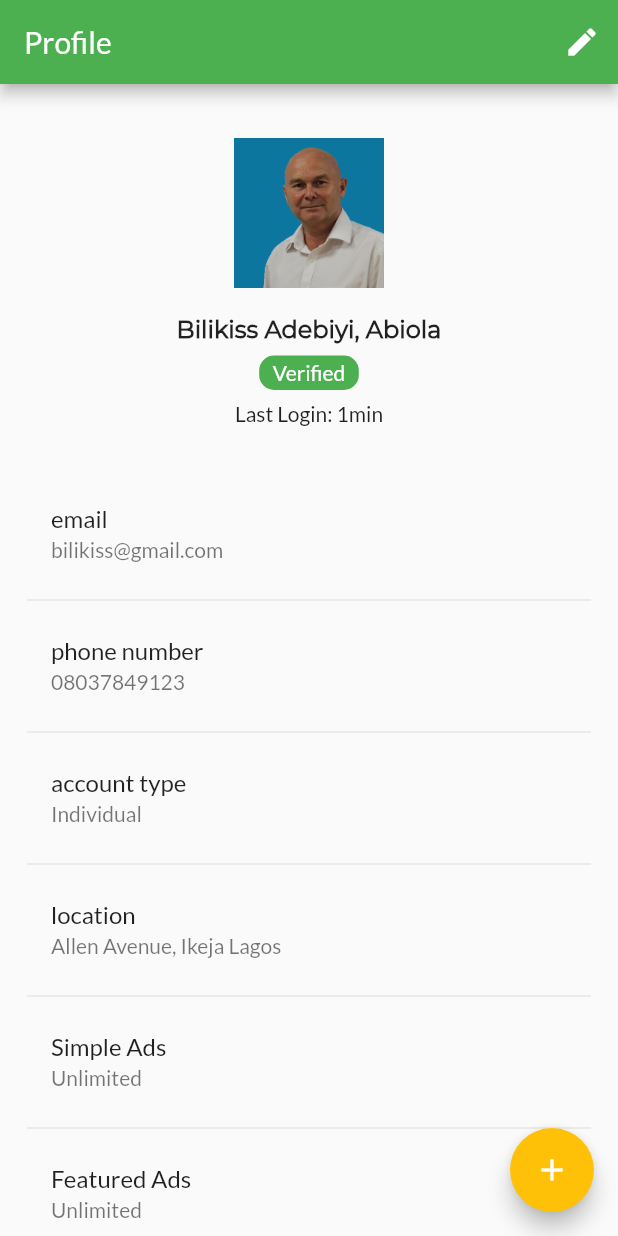
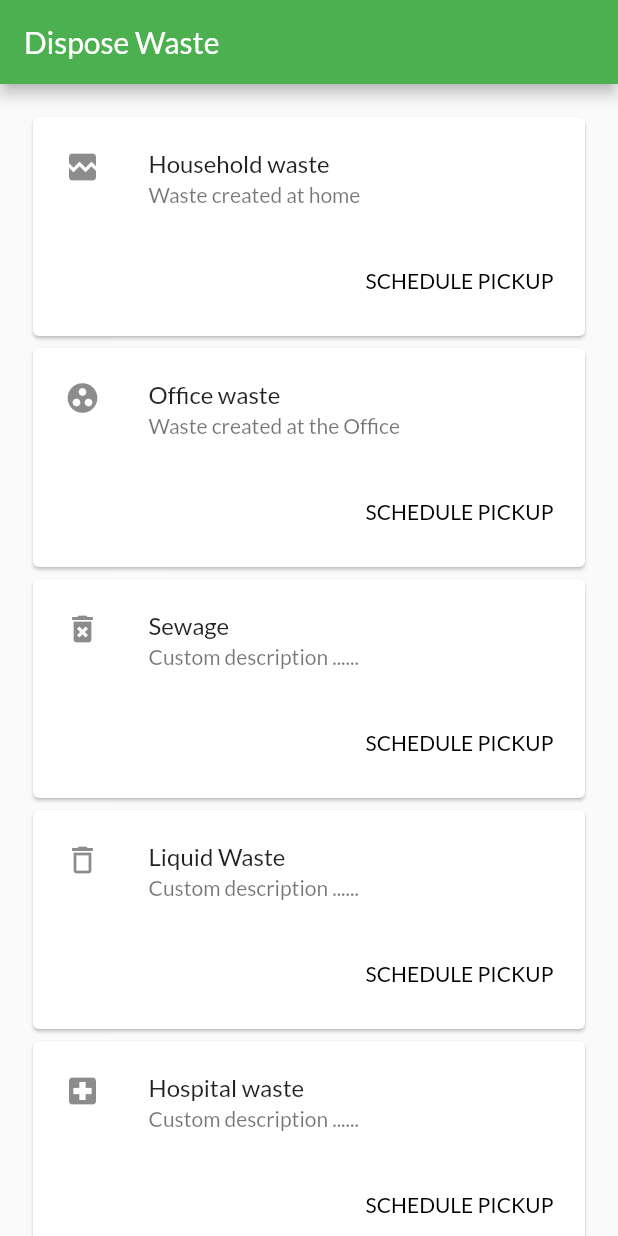
Before and after one commit to elishaking/waste_mx, a Flutter app: the screen it shows after launch, on a phone screen of 412 x 824 dp. Run offline on Flutter 3.47's test engine with Material 2 defaults, Android fonts, the phone set to English and light mode, and no system bars.

Commit message:
dispose waste

```diff
--- a/lib/main.dart
+++ b/lib/main.dart
@@ -5,6 +5,7 @@ import './pages/signup.dart';
 import './pages/home.dart';
 import './pages/search.dart';
 import './pages/profile.dart';
+import './pages/dispose_waste.dart';
 
 void main() => runApp(MyApp());
 
@@ -20,13 +21,14 @@ class MyApp extends StatelessWidget {
         buttonColor: Colors.amber,
         fontFamily: 'Lato'
       ),
-      home: ProfilePage(),
+      home: DisposeWastePage(),
       routes: {
         'login': (BuildContext context) => LoginPage(),
         'signup': (BuildContext context) => SignUpPage(),
         'home': (BuildContext context) => HomePage(),
         'search': (BuildContext context) => SearchPage(),
         'profile': (BuildContext context) => ProfilePage(),
+        'dispose_waste': (BuildContext context) => DisposeWastePage(),
       }
     );
   }
--- /dev/null
+++ b/lib/pages/dispose_waste.dart
@@ -0,0 +1,146 @@
+import 'package:flutter/material.dart';
+
+class DisposeWastePage extends StatelessWidget{
+  @override
+  Widget build(BuildContext context) {
+    return Scaffold(
+      appBar: AppBar(
+        title: Text('Dispose Waste'),
+      ),
+      body: SingleChildScrollView(
+        child: Container(
+          padding: EdgeInsets.all(18),
+          child: Column(
+            children: <Widget>[
+              Card(
+                child: Container(
+                  padding: EdgeInsets.all(5),
+                  child: Column(
+                    mainAxisSize: MainAxisSize.min,
+                    children: <Widget>[
+                      ListTile(
+                        leading: Icon(Icons.broken_image),
+                        title: Text('Household waste'),
+                        subtitle: Text('Waste created at home'),
+                      ),
+                      ButtonTheme.bar( // make buttons use the appropriate styles for cards
+                        child: ButtonBar(
+                          children: <Widget>[
+                            FlatButton(
+                              child: const Text('SCHEDULE PICKUP'),
+                              onPressed: () { /* ... */ },
+                            ),
+                          ],
+                        ),
+                      ),
+                    ],
+                  ),
+                ),
+              ),
+              Card(
+                child: Container(
+                  padding: EdgeInsets.all(5),
+                  child: Column(
+                    mainAxisSize: MainAxisSize.min,
+                    children: <Widget>[
+                      ListTile(
+                        leading: Icon(Icons.group_work),
+                        title: Text('Office waste'),
+                        subtitle: Text('Waste created at the Office'),
+                      ),
+                      ButtonTheme.bar( // make buttons use the appropriate styles for cards
+                        child: ButtonBar(
+                          children: <Widget>[
+                            FlatButton(
+                              child: const Text('SCHEDULE PICKUP'),
+                              onPressed: () { /* ... */ },
+                            ),
+                          ],
+                        ),
+                      ),
+                    ],
+                  ),
+                ),
+              ),
+              Card(
+                child: Container(
+                  padding: EdgeInsets.all(5),
+                  child: Column(
+                    mainAxisSize: MainAxisSize.min,
+                    children: <Widget>[
+                      ListTile(
+                        leading: Icon(Icons.delete_forever),
+                        title: Text('Sewage'),
+                        subtitle: Text('Custom description ......'),
+                      ),
+                      ButtonTheme.bar( // make buttons use the appropriate styles for cards
+                        child: ButtonBar(
+                          children: <Widget>[
+                            FlatButton(
+                              child: const Text('SCHEDULE PICKUP'),
+                              onPressed: () { /* ... */ },
+                            ),
+                          ],
+                        ),
+                      ),
+                    ],
+                  ),
+                ),
+              ),
+              Card(
+                child: Container(
+                  padding: EdgeInsets.all(5),
+                  child: Column(
+                    mainAxisSize: MainAxisSize.min,
+                    children: <Widget>[
+                      ListTile(
+                        leading: Icon(Icons.delete_outline),
+                        title: Text('Liquid Waste'),
+                        subtitle: Text('Custom description ......'),
+                      ),
+                      ButtonTheme.bar( // make buttons use the appropriate styles for cards
+                        child: ButtonBar(
+                          children: <Widget>[
+                            FlatButton(
+                              child: const Text('SCHEDULE PICKUP'),
+                              onPressed: () { /* ... */ },
+                            ),
+                          ],
+                        ),
+                      ),
+                    ],
+                  ),
+                ),
+              ),
+              Card(
+                child: Container(
+                  padding: EdgeInsets.all(5),
+                  child: Column(
+                    mainAxisSize: MainAxisSize.min,
+                    children: <Widget>[
+                      ListTile(
+                        leading: Icon(Icons.local_hospital),
+                        title: Text('Hospital waste'),
+                        subtitle: Text('Custom description ......'),
+                      ),
+                      ButtonTheme.bar( // make buttons use the appropriate styles for cards
+                        child: ButtonBar(
+                          children: <Widget>[
+                            FlatButton(
+                              child: const Text('SCHEDULE PICKUP'),
+                              onPressed: () { /* ... */ },
+                            ),
+                          ],
+                        ),
+                      ),
+                    ],
+                  ),
+                ),
+              ),
+            ],
+          ),
+        ),
+      ),
+    );
+  }
+}
```
